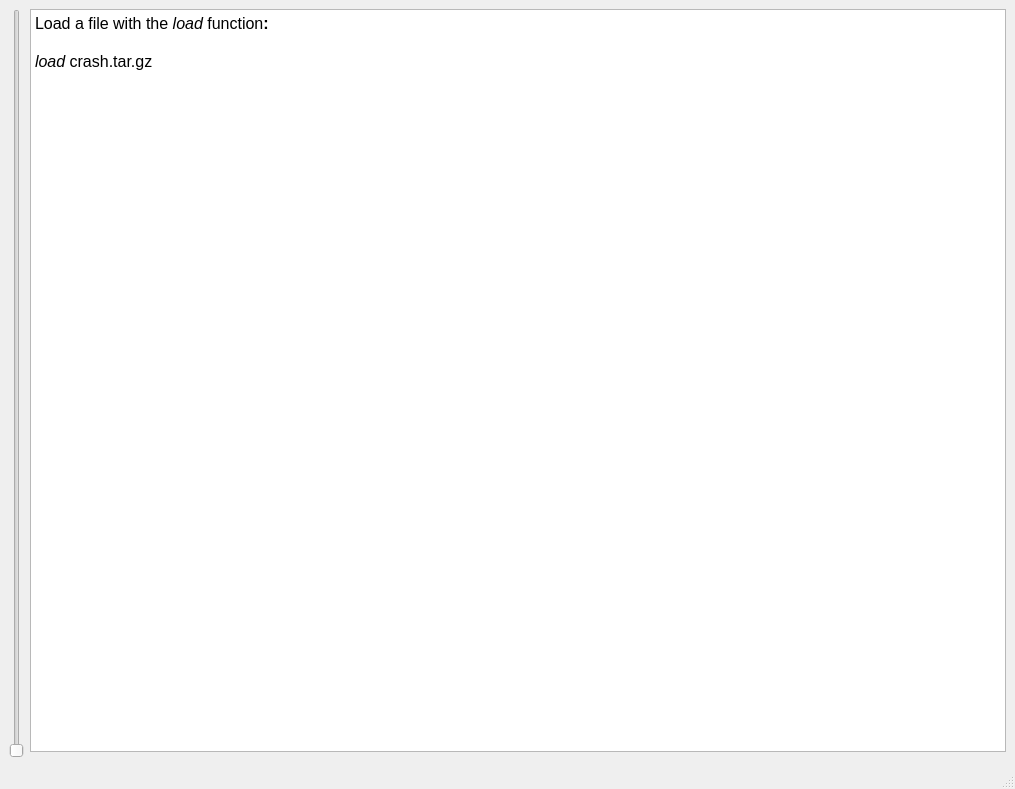
The window that hase/frontend/mainwindow.ui (hase-project/hase) describes before a commit, drawn with Qt 5.
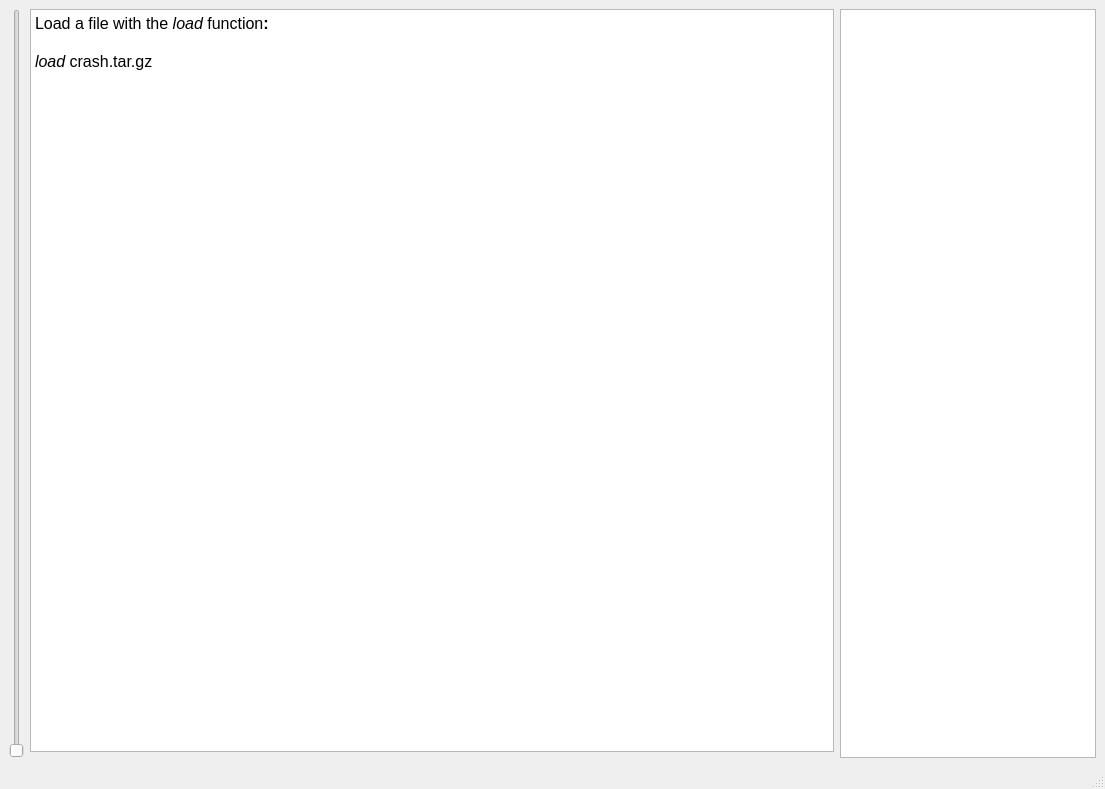
The same window after the commit. Custom widgets are drawn as their Qt base class.

Commit message: Some changes se.BVS -> se.Unconstrained Add args using gdb execfile, rearrange init update Add var_view for ui

```diff
--- a/hase/frontend/mainwindow.ui
+++ b/hase/frontend/mainwindow.ui
@@ -6,7 +6,7 @@
    <rect>
     <x>0</x>
     <y>0</y>
-    <width>1015</width>
+    <width>1105</width>
     <height>789</height>
    </rect>
   </property>
@@ -19,14 +19,20 @@
      <layout class="QVBoxLayout" name="verticalLayout">
       <item>
        <widget class="QTextBrowser" name="code_view">
+        <property name="sizePolicy">
+         <sizepolicy hsizetype="Expanding" vsizetype="Expanding">
+          <horstretch>0</horstretch>
+          <verstretch>0</verstretch>
+         </sizepolicy>
+        </property>
         <property name="html">
          <string>&lt;!DOCTYPE HTML PUBLIC &quot;-//W3C//DTD HTML 4.0//EN&quot; &quot;http://www.w3.org/TR/REC-html40/strict.dtd&quot;&gt;
 &lt;html&gt;&lt;head&gt;&lt;meta name=&quot;qrichtext&quot; content=&quot;1&quot; /&gt;&lt;style type=&quot;text/css&quot;&gt;
 p, li { white-space: pre-wrap; }
-&lt;/style&gt;&lt;/head&gt;&lt;body style=&quot; font-family:'Ubuntu'; font-size:12pt; font-weight:400; font-style:normal;&quot;&gt;
-&lt;p style=&quot; margin-top:0px; margin-bottom:0px; margin-left:0px; margin-right:0px; -qt-block-indent:0; text-indent:0px;&quot;&gt;Load a file with the &lt;span style=&quot; font-style:italic;&quot;&gt;load &lt;/span&gt;function&lt;span style=&quot; font-weight:600;&quot;&gt;:&lt;/span&gt;&lt;/p&gt;
-&lt;p style=&quot;-qt-paragraph-type:empty; margin-top:0px; margin-bottom:0px; margin-left:0px; margin-right:0px; -qt-block-indent:0; text-indent:0px;&quot;&gt;&lt;br /&gt;&lt;/p&gt;
-&lt;p style=&quot; margin-top:0px; margin-bottom:0px; margin-left:0px; margin-right:0px; -qt-block-indent:0; text-indent:0px;&quot;&gt;&lt;span style=&quot; font-style:italic;&quot;&gt;load&lt;/span&gt; crash.tar.gz&lt;/p&gt;&lt;/body&gt;&lt;/html&gt;</string>
+&lt;/style&gt;&lt;/head&gt;&lt;body style=&quot; font-family:'Ubuntu'; font-size:11pt; font-weight:400; font-style:normal;&quot;&gt;
+&lt;p style=&quot; margin-top:0px; margin-bottom:0px; margin-left:0px; margin-right:0px; -qt-block-indent:0; text-indent:0px;&quot;&gt;&lt;span style=&quot; font-size:12pt;&quot;&gt;Load a file with the &lt;/span&gt;&lt;span style=&quot; font-size:12pt; font-style:italic;&quot;&gt;load &lt;/span&gt;&lt;span style=&quot; font-size:12pt;&quot;&gt;function&lt;/span&gt;&lt;span style=&quot; font-size:12pt; font-weight:600;&quot;&gt;:&lt;/span&gt;&lt;/p&gt;
+&lt;p style=&quot;-qt-paragraph-type:empty; margin-top:0px; margin-bottom:0px; margin-left:0px; margin-right:0px; -qt-block-indent:0; text-indent:0px; font-size:12pt;&quot;&gt;&lt;br /&gt;&lt;/p&gt;
+&lt;p style=&quot; margin-top:0px; margin-bottom:0px; margin-left:0px; margin-right:0px; -qt-block-indent:0; text-indent:0px;&quot;&gt;&lt;span style=&quot; font-size:12pt; font-style:italic;&quot;&gt;load&lt;/span&gt;&lt;span style=&quot; font-size:12pt;&quot;&gt; crash.tar.gz&lt;/span&gt;&lt;/p&gt;&lt;/body&gt;&lt;/html&gt;</string>
         </property>
        </widget>
       </item>
@@ -42,6 +48,16 @@
       </property>
      </widget>
     </item>
+    <item row="0" column="3">
+     <widget class="QListWidget" name="var_view">
+      <property name="sizePolicy">
+       <sizepolicy hsizetype="Fixed" vsizetype="Expanding">
+        <horstretch>0</horstretch>
+        <verstretch>0</verstretch>
+       </sizepolicy>
+      </property>
+     </widget>
+    </item>
    </layout>
   </widget>
   <widget class="QMenuBar" name="menubar">
```
Left out of the diff: 4 changed lines with no effect on the pictures. The commit also changes 15 other files.
